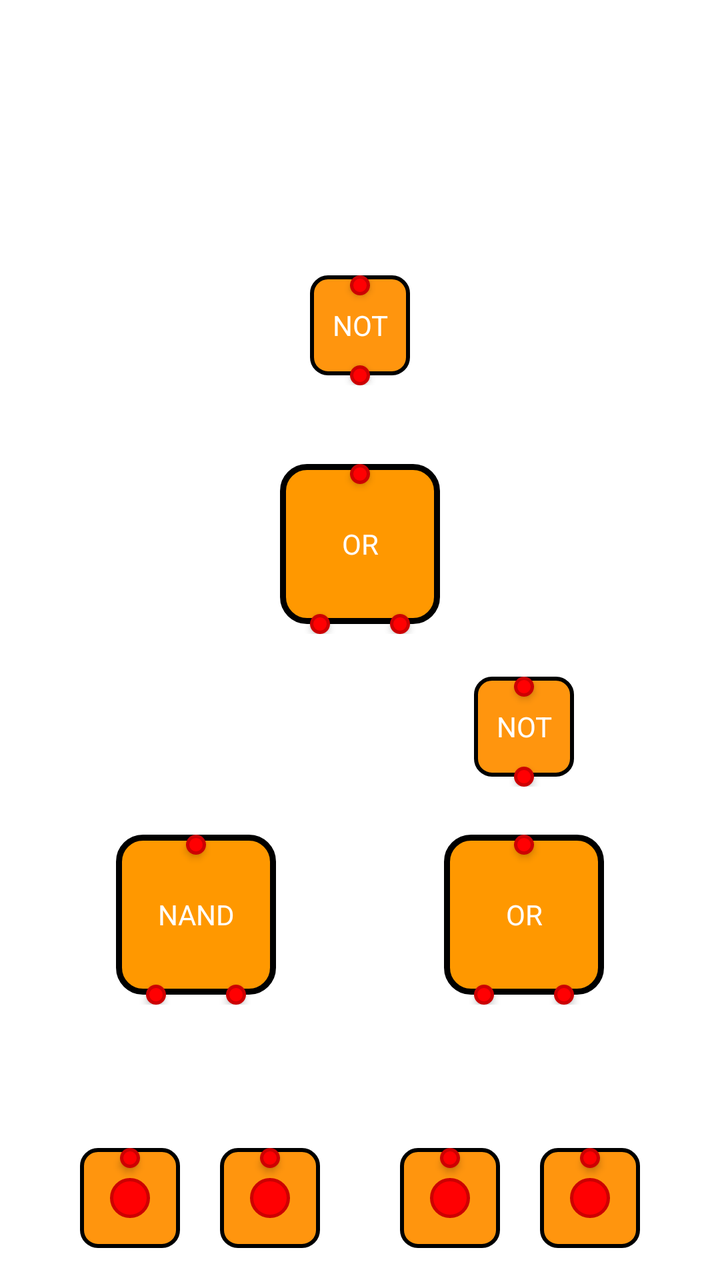
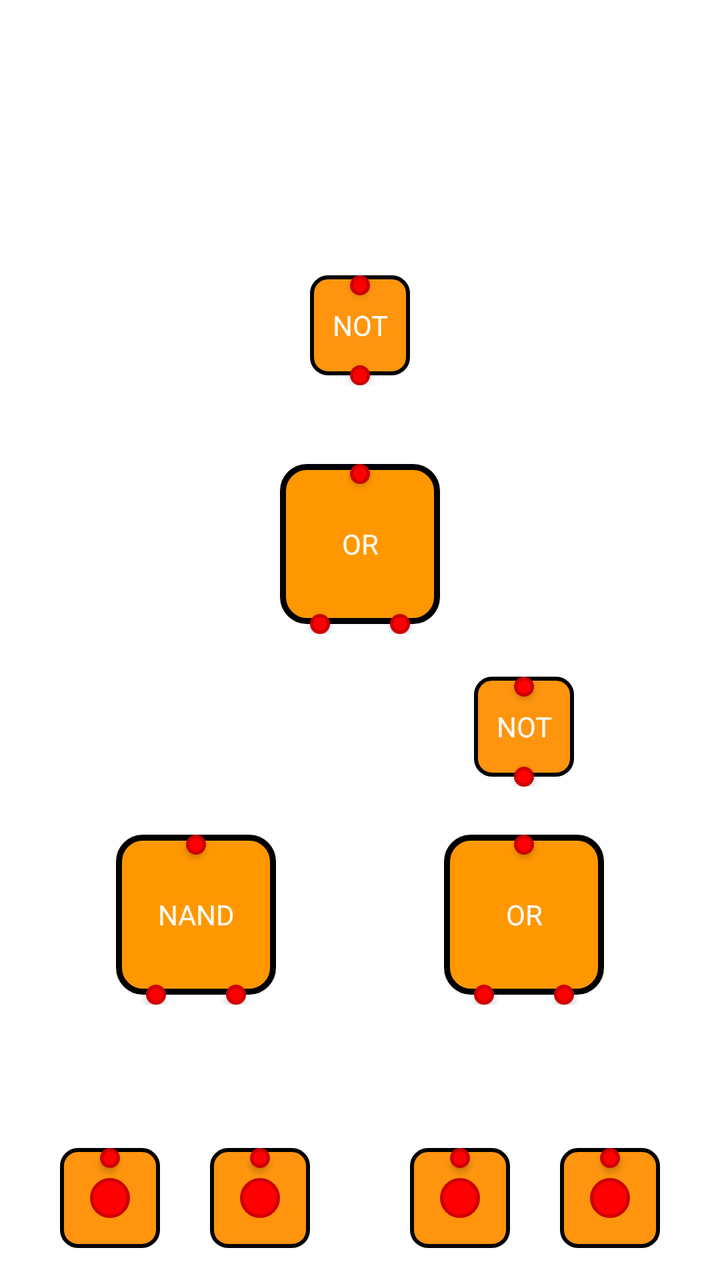

Before-and-after screenshots of an Android layout around one commit, followed by the original layout XML and the change that was made.
<!-- AndroidManifest.xml: another module's application theme Theme.PintuLogika -->
<!-- res/layout/item_level_6.xml -->
<?xml version="1.0" encoding="utf-8"?>
<androidx.constraintlayout.widget.ConstraintLayout xmlns:android="http://schemas.android.com/apk/res/android"
    android:layout_width="match_parent"
    android:layout_height="match_parent"
    xmlns:app="http://schemas.android.com/apk/res-auto"
    android:fitsSystemWindows="true"
    android:background="@android:color/white"
    android:padding="16dp">

    

    <FrameLayout
        android:layout_width="wrap_content"
        android:layout_height="wrap_content"
        android:tag="NOT2"
        app:layout_constraintEnd_toEndOf="parent"
        app:layout_constraintStart_toStartOf="parent"
        app:layout_constraintTop_toBottomOf="@+id/guidelineHorizontal1">

        <include
            android:id="@+id/gate_5"
            android:tag="gate_5"
            layout="@layout/gates_not"/>
    </FrameLayout>

    <FrameLayout
        android:layout_width="wrap_content"
        android:layout_height="wrap_content"
        android:tag="OR2"
        app:layout_constraintEnd_toEndOf="parent"
        app:layout_constraintStart_toStartOf="parent"
        app:layout_constraintTop_toBottomOf="@+id/guidelineHorizontal2"
        app:layout_constraintBottom_toTopOf="@id/guidelineHorizontal3">

        <include
            android:id="@+id/gate_3"
            android:tag="gate_3"
            layout="@layout/gates_or"/>
    </FrameLayout>

    <FrameLayout
        android:layout_width="wrap_content"
        android:layout_height="wrap_content"
        android:tag="NOT1"
        app:layout_constraintEnd_toEndOf="parent"
        app:layout_constraintStart_toEndOf="@id/guidelineVertical2"
        app:layout_constraintTop_toBottomOf="@id/guidelineHorizontal3"
        app:layout_constraintBottom_toTopOf="@id/guidelineHorizontal4">

        <include
            android:id="@+id/gate_2"
            android:tag="gate_2"
            layout="@layout/gates_not"/>
    </FrameLayout>

    <FrameLayout
        android:layout_width="wrap_content"
        android:layout_height="wrap_content"
        android:tag="OR1"
        app:layout_constraintEnd_toEndOf="parent"
        app:layout_constraintStart_toEndOf="@id/guidelineVertical2"
        app:layout_constraintBottom_toTopOf="@id/guidelineHorizontal5">

        <include
            android:id="@+id/gate_1"
            android:tag="gate_1"
            layout="@layout/gates_or"/>
    </FrameLayout>

    <FrameLayout
        android:layout_width="wrap_content"
        android:layout_height="wrap_content"
        android:tag="NAND1"
        app:layout_constraintEnd_toStartOf="@+id/guidelineVertical2"
        app:layout_constraintStart_toStartOf="parent"
        app:layout_constraintBottom_toTopOf="@id/guidelineHorizontal5">

        <include
            android:id="@+id/gate_0"
            android:tag="gate_0"
            layout="@layout/gates_nand"/>
    </FrameLayout>



    
    <LinearLayout
        android:id="@+id/input_row"
        android:layout_width="match_parent"
        android:layout_height="wrap_content"
        android:orientation="horizontal"
        android:gravity="center"
        android:translationZ="4dp"
        app:layout_constraintStart_toStartOf="parent"
        app:layout_constraintEnd_toEndOf="parent"
        app:layout_constraintBottom_toBottomOf="parent">

        
        <FrameLayout
            android:layout_width="wrap_content"
            android:layout_height="wrap_content"
            android:tag="input1">
            <include
                android:id="@+id/input_1"
                layout="@layout/custom_input" />
        </FrameLayout>

        
        <FrameLayout
            android:layout_width="wrap_content"
            android:layout_height="wrap_content"
            android:layout_marginHorizontal="20dp"
            android:tag="input2">
            <include
                android:id="@+id/input_2"
                layout="@layout/custom_input" />
        </FrameLayout>


        
        <FrameLayout
            android:layout_width="wrap_content"
            android:layout_height="wrap_content"
            android:layout_marginHorizontal="20dp"
            android:tag="input3">
            <include
                android:id="@+id/input_3"
                layout="@layout/custom_input" />
        </FrameLayout>

        
        <FrameLayout
            android:layout_width="wrap_content"
            android:layout_height="wrap_content"
            android:tag="input4">
            <include
                android:id="@+id/input_4"
                layout="@layout/custom_input" />
        </FrameLayout>

    </LinearLayout>


    

    <androidx.constraintlayout.widget.Guideline
        android:id="@+id/guidelineHorizontal0"
        android:layout_width="wrap_content"
        android:layout_height="64dp"
        android:orientation="horizontal"
        app:layout_constraintEnd_toEndOf="parent"
        app:layout_constraintGuide_percent="0.05"
        app:layout_constraintStart_toStartOf="parent" />


    <androidx.constraintlayout.widget.Guideline
        android:id="@+id/guidelineHorizontal1"
        android:layout_width="wrap_content"
        android:layout_height="64dp"
        android:orientation="horizontal"
        app:layout_constraintEnd_toEndOf="parent"
        app:layout_constraintGuide_percent="0.2"
        app:layout_constraintStart_toStartOf="parent" />


    <androidx.constraintlayout.widget.Guideline
        android:id="@+id/guidelineHorizontal2"
        android:layout_width="wrap_content"
        android:layout_height="64dp"
        android:orientation="horizontal"
        app:layout_constraintEnd_toEndOf="parent"
        app:layout_constraintGuide_percent="0.35"
        app:layout_constraintStart_toStartOf="parent" />

    <androidx.constraintlayout.widget.Guideline
        android:id="@+id/guidelineHorizontal3"
        android:layout_width="wrap_content"
        android:layout_height="64dp"
        android:orientation="horizontal"
        app:layout_constraintEnd_toEndOf="parent"
        app:layout_constraintGuide_percent="0.5"
        app:layout_constraintStart_toStartOf="parent" />

    <androidx.constraintlayout.widget.Guideline
        android:id="@+id/guidelineHorizontal4"
        android:layout_width="wrap_content"
        android:layout_height="64dp"
        android:orientation="horizontal"
        app:layout_constraintEnd_toEndOf="parent"
        app:layout_constraintGuide_percent="0.65"
        app:layout_constraintStart_toStartOf="parent" />

    <androidx.constraintlayout.widget.Guideline
        android:id="@+id/guidelineHorizontal5"
        android:layout_width="wrap_content"
        android:layout_height="64dp"
        android:orientation="horizontal"
        app:layout_constraintEnd_toEndOf="parent"
        app:layout_constraintGuide_percent="0.80"
        app:layout_constraintStart_toStartOf="parent" />

    

    <androidx.constraintlayout.widget.Guideline
        android:id="@+id/guidelineVertical1"
        android:layout_width="wrap_content"
        android:layout_height="64dp"
        android:orientation="vertical"
        app:layout_constraintEnd_toEndOf="parent"
        app:layout_constraintGuide_percent="0.25"
        app:layout_constraintStart_toStartOf="parent" />

    <androidx.constraintlayout.widget.Guideline
        android:id="@+id/guidelineVertical2"
        android:layout_width="wrap_content"
        android:layout_height="64dp"
        android:orientation="vertical"
        app:layout_constraintEnd_toEndOf="parent"
        app:layout_constraintGuide_percent="0.5"
        app:layout_constraintStart_toStartOf="parent" />

    <androidx.constraintlayout.widget.Guideline
        android:id="@+id/guidelineVertical3"
        android:layout_width="wrap_content"
        android:layout_height="64dp"
        android:orientation="vertical"
        app:layout_constraintEnd_toEndOf="parent"
        app:layout_constraintGuide_percent="0.75"
        app:layout_constraintStart_toStartOf="parent" />


</androidx.constraintlayout.widget.ConstraintLayout>
<!-- res/layout/gates_not.xml (included above) -->
<?xml version="1.0" encoding="utf-8"?>
<FrameLayout
    xmlns:android="http://schemas.android.com/apk/res/android"
    xmlns:app="http://schemas.android.com/apk/res-auto"
    android:layout_width="50dp"
    android:layout_height="55dp">

    
    <View
        android:id="@+id/dot_output"
        android:layout_width="10dp"
        android:layout_height="10dp"
        android:tag="output_0"
        android:layout_gravity="top|center"
        android:background="@drawable/red_dot_indicator_stroke"
        android:translationZ="2dp" />

    
    <View
        android:id="@+id/dot_input_0"
        android:layout_width="10dp"
        android:layout_height="10dp"
        android:tag="input_0"
        android:background="@drawable/red_dot_indicator_stroke"
        android:layout_gravity="bottom|center"
        android:translationZ="2dp"/>


    
    <TextView
        android:id="@+id/and"
        android:layout_width="50dp"
        android:layout_height="50dp"
        android:background="@drawable/bg_custom_switch"
        android:gravity="center"
        android:text="NOT"
        android:textColor="@color/white"
        app:layout_constraintTop_toTopOf="parent"
        app:layout_constraintBottom_toBottomOf="parent"
        app:layout_constraintStart_toStartOf="parent"
        app:layout_constraintEnd_toEndOf="parent" />

</FrameLayout>
<!-- res/layout/gates_or.xml (included above) -->
<?xml version="1.0" encoding="utf-8"?>
<FrameLayout
    xmlns:android="http://schemas.android.com/apk/res/android"
    xmlns:app="http://schemas.android.com/apk/res-auto"
    android:layout_width="80dp"
    android:layout_height="85dp">

    
    <View
        android:id="@+id/dot_output"
        android:layout_width="10dp"
        android:layout_height="10dp"
        android:tag="output_0"
        android:layout_gravity="top|center"
        android:background="@drawable/red_dot_indicator_stroke"
        android:translationZ="2dp" />

    
    <View
        android:id="@+id/dot_input_0"
        android:layout_width="10dp"
        android:layout_height="10dp"
        android:tag="input_0"
        android:background="@drawable/red_dot_indicator_stroke"
        android:layout_gravity="bottom|start"
        android:layout_marginStart="15dp"
        android:translationZ="2dp"/>

    
    <View
        android:id="@+id/dot_input_1"
        android:layout_width="10dp"
        android:layout_height="10dp"
        android:tag="input_1"
        android:background="@drawable/red_dot_indicator_stroke"
        android:layout_gravity="bottom|end"
        android:layout_marginEnd="15dp"
        android:translationZ="2dp" />

    
    <TextView
        android:id="@+id/and"
        android:layout_width="80dp"
        android:layout_height="80dp"
        android:background="@drawable/final_gate_background"
        android:gravity="center"
        android:text="OR"
        android:textColor="@color/white"
        app:layout_constraintTop_toTopOf="parent"
        app:layout_constraintBottom_toBottomOf="parent"
        app:layout_constraintStart_toStartOf="parent"
        app:layout_constraintEnd_toEndOf="parent" />

</FrameLayout>
<!-- res/layout/gates_nand.xml (included above) -->
<?xml version="1.0" encoding="utf-8"?>
<FrameLayout
    xmlns:android="http://schemas.android.com/apk/res/android"
    xmlns:app="http://schemas.android.com/apk/res-auto"
    android:layout_width="80dp"
    android:layout_height="85dp">

    
    <View
        android:id="@+id/dot_output"
        android:layout_width="10dp"
        android:layout_height="10dp"
        android:tag="output_0"
        android:layout_gravity="top|center"
        android:background="@drawable/red_dot_indicator_stroke"
        android:translationZ="2dp" />

    
    <View
        android:id="@+id/dot_input_0"
        android:layout_width="10dp"
        android:layout_height="10dp"
        android:tag="input_0"
        android:background="@drawable/red_dot_indicator_stroke"
        android:layout_gravity="bottom|start"
        android:layout_marginStart="15dp"
        android:translationZ="2dp"/>

    
    <View
        android:id="@+id/dot_input_1"
        android:layout_width="10dp"
        android:layout_height="10dp"
        android:tag="input_1"
        android:background="@drawable/red_dot_indicator_stroke"
        android:layout_gravity="bottom|end"
        android:layout_marginEnd="15dp"
        android:translationZ="2dp" />

    
    <TextView
        android:id="@+id/and"
        android:layout_width="80dp"
        android:layout_height="80dp"
        android:background="@drawable/final_gate_background"
        android:gravity="center"
        android:text="NAND"
        android:textColor="@color/white"
        app:layout_constraintTop_toTopOf="parent"
        app:layout_constraintBottom_toBottomOf="parent"
        app:layout_constraintStart_toStartOf="parent"
        app:layout_constraintEnd_toEndOf="parent" />

</FrameLayout>
<!-- res/layout/custom_input.xml (included above) -->
<?xml version="1.0" encoding="utf-8"?>
<FrameLayout xmlns:android="http://schemas.android.com/apk/res/android"
    android:layout_width="50dp"
    android:layout_height="50dp"
    xmlns:app="http://schemas.android.com/apk/res-auto"
    android:background="@drawable/bg_custom_switch">

        <View
            android:id="@+id/dot_output"
            android:layout_width="10dp"
            android:layout_height="10dp"
            android:layout_gravity="top|center"
            android:tag="output_0"
            android:background="@drawable/red_dot_indicator_stroke"
            android:translationZ="2dp" />

        <View
            android:id="@+id/dot_indicator"
            android:layout_width="20dp"
            android:layout_height="20dp"
            android:layout_gravity="center"
            android:background="@drawable/red_dot_indicator_stroke" />

</FrameLayout>
<!-- resources referenced by this layout -->
<resources>
  <color name="white">#FFFFFFFF</color>
  <!-- drawable bg_custom_switch (drawable) -->
  <?xml version="1.0" encoding="utf-8"?>
  <shape xmlns:android="http://schemas.android.com/apk/res/android">
      <solid android:color="@color/orange_medium" />
      <corners android:radius="8dp" />
      <stroke
          android:width="2dp"
          android:color="@android:color/black" />
  </shape>
  <!-- drawable final_gate_background (drawable) -->
  <?xml version="1.0" encoding="utf-8"?>
  <shape xmlns:android="http://schemas.android.com/apk/res/android">
      <solid android:color="@color/orange_dark" />
      <corners android:radius="12dp" />
      <stroke
          android:width="3dp"
          android:color="@android:color/black" />
  </shape>
  <!-- drawable red_dot_indicator_stroke (drawable) -->
  <?xml version="1.0" encoding="utf-8"?>
  <shape xmlns:android="http://schemas.android.com/apk/res/android"
      android:shape="oval">
  
      
      <solid android:color="@color/red_indicator" />
  
      
      <stroke
          android:width="1.5dp"
          android:color="@color/red_dot_indicator" />
  </shape>
  <style name="Theme.PintuLogika" parent="Base.Theme.PintuLogika" />
  <color name="orange_medium">#FF950E</color>
  <color name="orange_dark">#FF9800</color>
  <color name="red_indicator">#FF0002</color>
  <color name="red_dot_indicator">#CC0002</color>
  <style name="Base.Theme.PintuLogika" parent="Theme.Material3.DayNight.NoActionBar">
          
          
      </style>
</resources>

<!-- the commit's change to res/layout/item_level_6.xml (unified diff, before → after) -->
@@ -109,7 +109,7 @@
         <FrameLayout
             android:layout_width="wrap_content"
             android:layout_height="wrap_content"
-            android:layout_marginHorizontal="20dp"
+            android:layout_marginHorizontal="25dp"
             android:tag="input2">
             <include
                 android:id="@+id/input_2"
@@ -121,7 +121,7 @@
         <FrameLayout
             android:layout_width="wrap_content"
             android:layout_height="wrap_content"
-            android:layout_marginHorizontal="20dp"
+            android:layout_marginHorizontal="25dp"
             android:tag="input3">
             <include
                 android:id="@+id/input_3"
